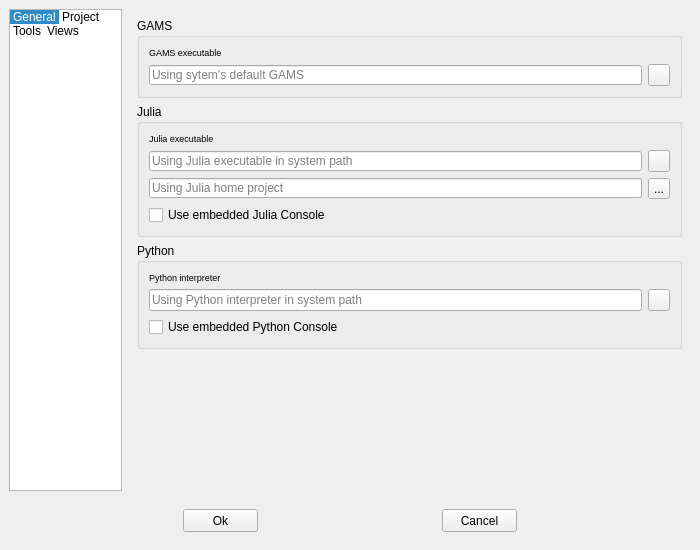
Above: spinetoolbox/ui/settings.ui from spine-tools/Spine-Toolbox before the change. Below: the same form after it.
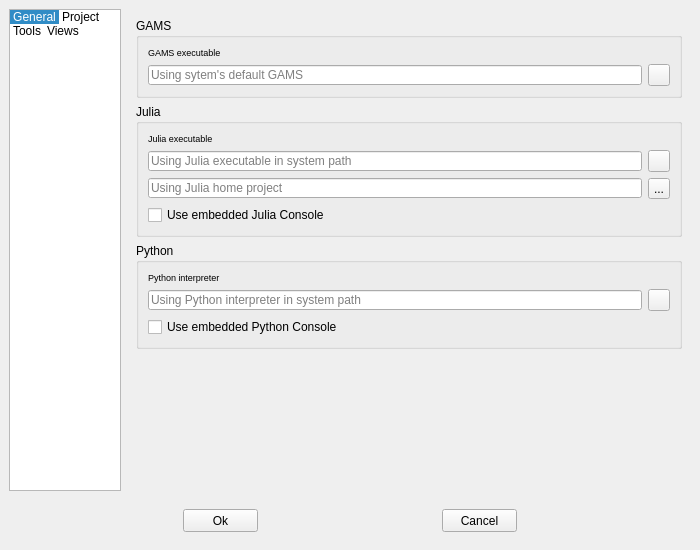
That is the form after the change. The open tabs and pages were chosen to show the change. Icons and pictures are not drawn.

Commit message:
Try to improve settings form 'clicker' layout
Re #488

```diff
--- a/spinetoolbox/ui/settings.ui
+++ b/spinetoolbox/ui/settings.ui
@@ -94,11 +94,17 @@
      <item>
       <widget class="QListWidget" name="listWidget">
        <property name="sizePolicy">
-        <sizepolicy hsizetype="Expanding" vsizetype="Expanding">
-         <horstretch>1</horstretch>
+        <sizepolicy hsizetype="Fixed" vsizetype="Expanding">
+         <horstretch>0</horstretch>
          <verstretch>0</verstretch>
         </sizepolicy>
        </property>
+       <property name="maximumSize">
+        <size>
+         <width>112</width>
+         <height>16777215</height>
+        </size>
+       </property>
        <property name="sizeAdjustPolicy">
         <enum>QAbstractScrollArea::AdjustIgnored</enum>
        </property>
@@ -152,7 +158,7 @@
          <string>General</string>
         </property>
         <property name="textAlignment">
-         <set>AlignLeading|AlignVCenter</set>
+         <set>AlignCenter</set>
         </property>
         <property name="icon">
          <iconset resource="resources/resources_icons.qrc">
@@ -195,7 +201,7 @@
       <widget class="QStackedWidget" name="stackedWidget">
        <property name="sizePolicy">
         <sizepolicy hsizetype="Preferred" vsizetype="Preferred">
-         <horstretch>5</horstretch>
+         <horstretch>0</horstretch>
          <verstretch>0</verstretch>
         </sizepolicy>
        </property>
@@ -827,6 +833,12 @@
             </item>
             <item row="4" column="0">
              <widget class="QLineEdit" name="lineEdit_julia_project_path">
+              <property name="minimumSize">
+               <size>
+                <width>0</width>
+                <height>20</height>
+               </size>
+              </property>
               <property name="maximumSize">
                <size>
                 <width>16777215</width>
@@ -940,6 +952,18 @@
             </item>
             <item row="1" column="0">
              <widget class="QLineEdit" name="lineEdit_python_path">
+              <property name="minimumSize">
+               <size>
+                <width>0</width>
+                <height>20</height>
+               </size>
+              </property>
+              <property name="maximumSize">
+               <size>
+                <width>16777215</width>
+                <height>20</height>
+               </size>
+              </property>
               <property name="toolTip">
                <string>&lt;html&gt;&lt;head/&gt;&lt;body&gt;&lt;p&gt;Python interpreter. Leave blank to use Python defined in your system path.&lt;/p&gt;&lt;/body&gt;&lt;/html&gt;</string>
               </property>
```
Left out of the diff: 6 changed lines with no effect on the pictures. The commit also changes 2 other files.
